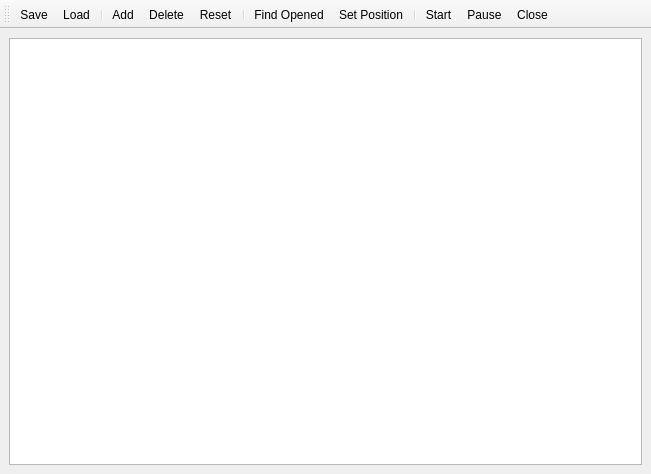
This is src/ui/vlc.ui in ostr00000/multi-video as Qt 5 draws it before an edit. The edited form follows.
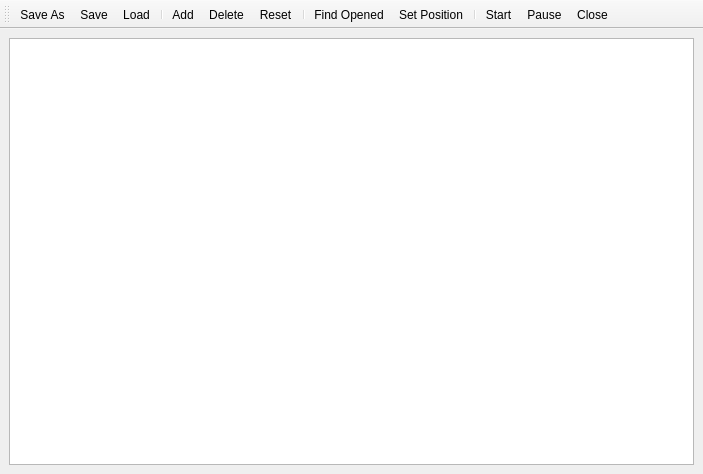
This is the edited form. Icons and pictures are not drawn.

```diff
--- a/src/ui/vlc.ui
+++ b/src/ui/vlc.ui
@@ -6,7 +6,7 @@
    <rect>
     <x>0</x>
     <y>0</y>
-    <width>651</width>
+    <width>703</width>
     <height>474</height>
    </rect>
   </property>
@@ -47,6 +47,7 @@
    <attribute name="toolBarBreak">
     <bool>false</bool>
    </attribute>
+   <addaction name="actionSave_As"/>
    <addaction name="actionSave"/>
    <addaction name="actionLoad"/>
    <addaction name="separator"/>
@@ -138,6 +139,14 @@
     <string>Space</string>
    </property>
   </action>
+  <action name="actionSave_As">
+   <property name="text">
+    <string>Save As</string>
+   </property>
+   <property name="shortcut">
+    <string>Ctrl+Shift+S</string>
+   </property>
+  </action>
  </widget>
  <resources>
   <include location="../resources.qrc"/>
```
Left out of the diff: 4 changed lines with no effect on the pictures.
